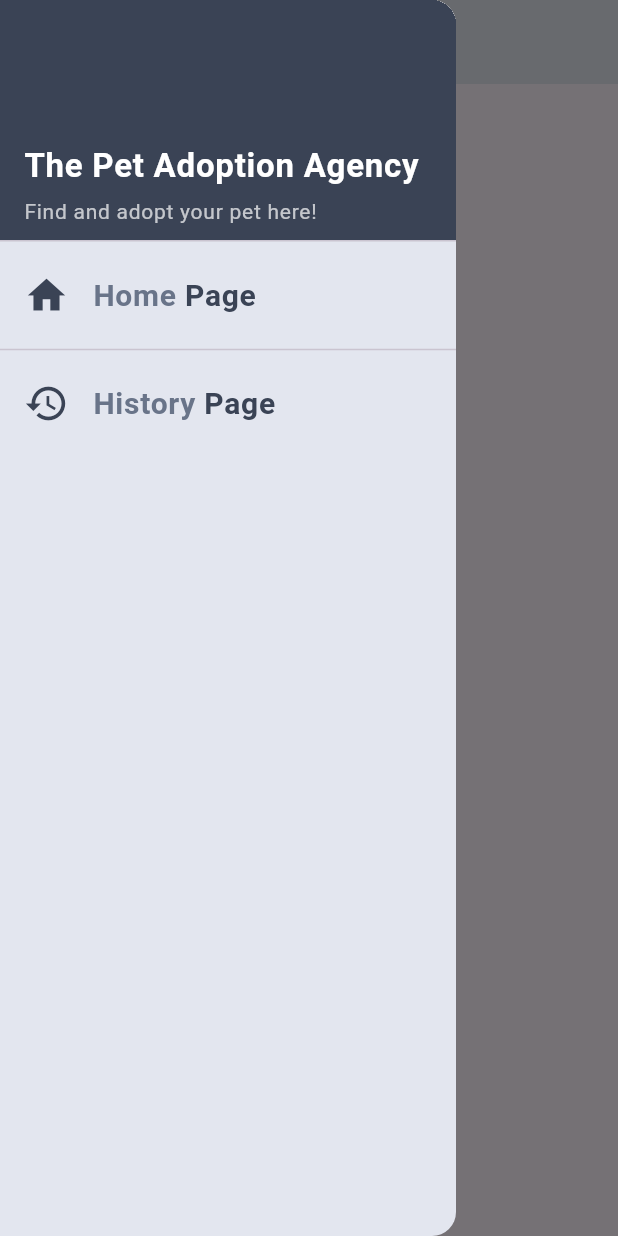
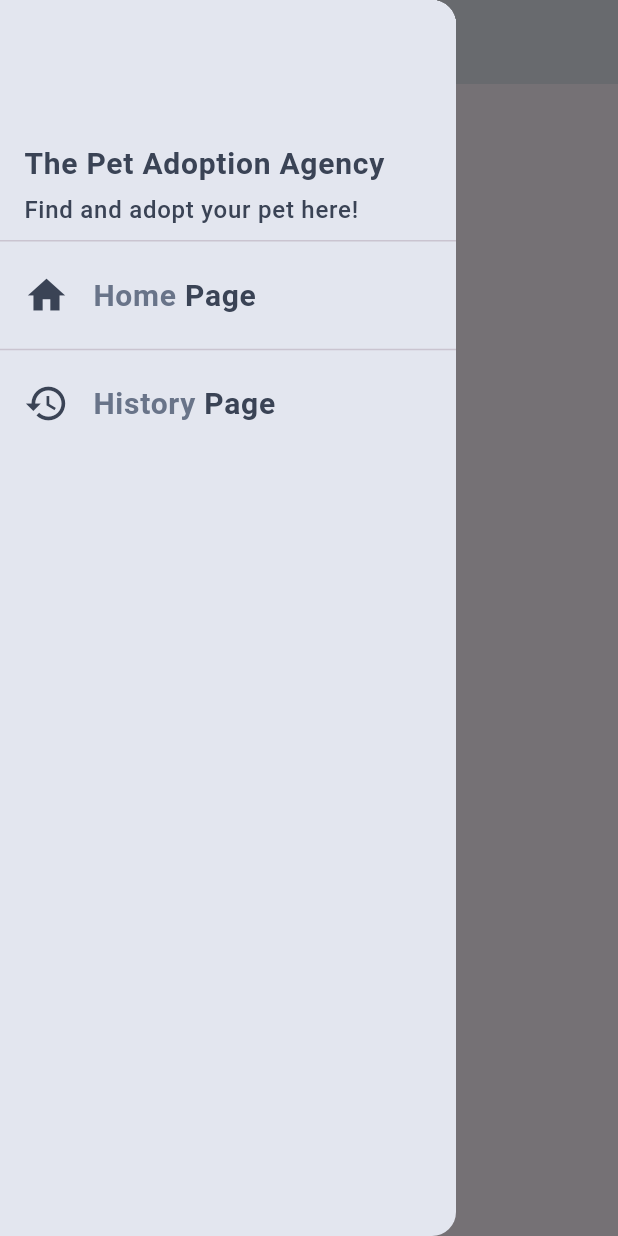
Before and after one commit to aunshpatel/pet-adoption-agency, a Flutter app: the HistoryPage screen opened by its route, with the side drawer open, on a phone screen of 412 x 824 dp. Run offline on Flutter 3.47's test engine with Material 3 defaults, Android fonts, the light colour scheme and no system bars; our stand-ins replace confetti, equatable, flutter_bloc, photo_view, shared_preferences; accounts and stored records are empty.

Commit message:
Side drawer UI update

```diff
--- a/lib/widgets/consts.dart
+++ b/lib/widgets/consts.dart
@@ -15,9 +15,13 @@ const kLightTitleColor = Color(0XFF697489);
 
 const kFontWeightBold = TextStyle(fontWeight: FontWeight.bold,);
 
+const kDarkAndW500Font = TextStyle(fontWeight: FontWeight.w500, color: kDarkTitleColor);
+
+const kLightAndW500Font = TextStyle(fontWeight: FontWeight.w500, color: kLightTitleColor);
+
 const kFontWeight500 = TextStyle(fontWeight: FontWeight.w500,);
 
-const kFont16Weight500 = TextStyle(fontSize:16,fontWeight: FontWeight.w500,);
+const kFont16Weight500 = TextStyle(fontSize:16,fontWeight: FontWeight.w600,);
 
 const kBoldFont18 = TextStyle(fontWeight: FontWeight.bold, fontSize: 18);
 
--- a/lib/widgets/side_drawer.dart
+++ b/lib/widgets/side_drawer.dart
@@ -21,7 +21,7 @@ class _SideDrawerState extends State<SideDrawer> {
             //Home Screen
             DrawerHeader(
               decoration: BoxDecoration(
-                color: kDarkTitleColor,
+                color: kBackgroundColor,
               ),
               child: Column(
                 crossAxisAlignment: CrossAxisAlignment.start,
@@ -29,12 +29,12 @@ class _SideDrawerState extends State<SideDrawer> {
                 children: [
                   Text(
                     "The Pet Adoption Agency",
-                    style: TextStyle(fontSize: 22, color: Colors.white, fontWeight: FontWeight.bold),
+                    style: kSideMenuDarkTextStyle
                   ),
                   SizedBox(height: 4),
                   Text(
                     "Find and adopt your pet here!",
-                    style: TextStyle(fontSize: 14, color: Colors.white70),
+                    style: kDarkAndW500Font
                   ),
                 ],
               ),
```
